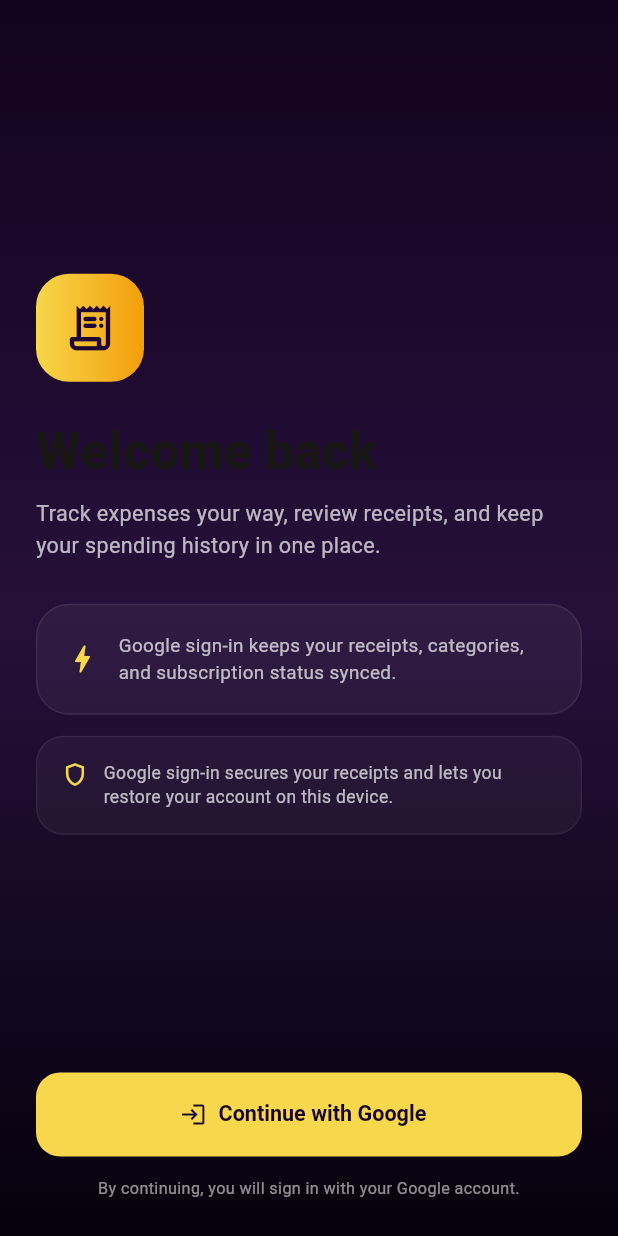
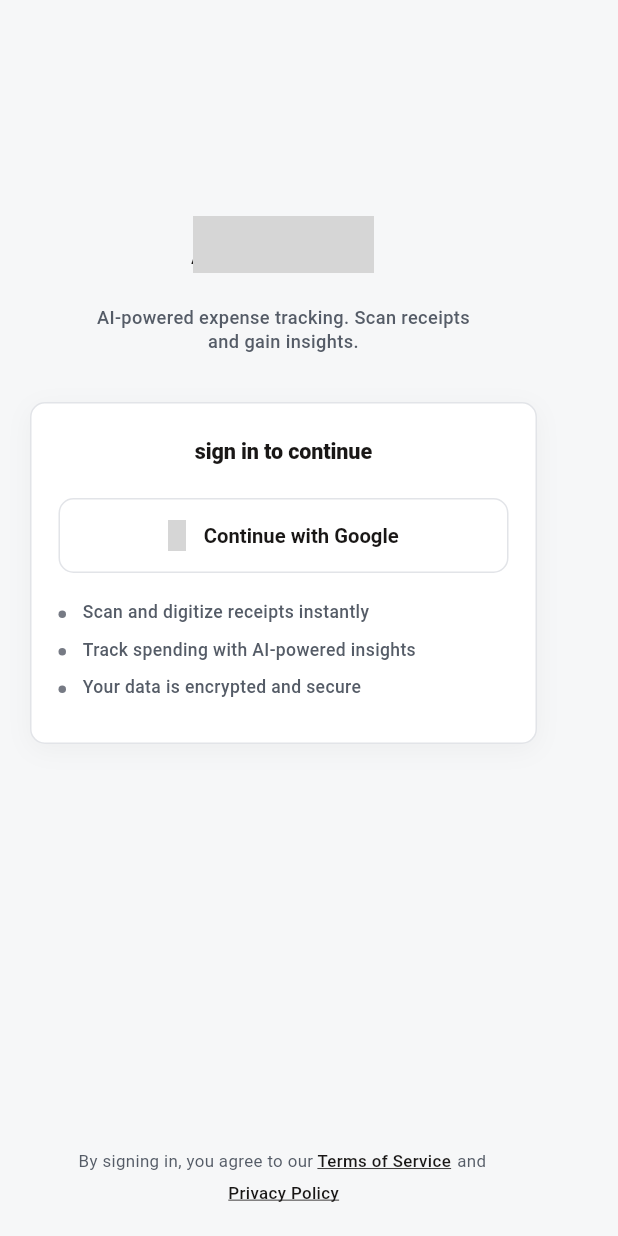
Before and after one commit to fotapol/ai-expense-tracker, a Flutter app: the screen it shows after launch, on a phone screen of 412 x 824 dp. Run offline on Flutter 3.47's test engine with Material 3 defaults, Android fonts, the phone set to English and light mode, and no system bars; our stand-ins replace app_links, file_picker, firebase_auth, firebase_core, fl_chart, flutter_dotenv and 8 more; missing offline and left inert: currency_picker, google_mlkit_language_id, google_mlkit_translation, purchases_flutter; accounts and stored records are empty; grey boxes are pictures that could not be loaded.

Commit message:
fix(app): change default theme mode to system and update login screen layout

```diff
--- a/expense_tracker_app/lib/core/theme_provider.dart
+++ b/expense_tracker_app/lib/core/theme_provider.dart
@@ -120,7 +120,7 @@ class ThemeProvider extends ChangeNotifier {
 
   final math.Random _random;
 
-  ThemeMode _themeMode = ThemeMode.light;
+  ThemeMode _themeMode = ThemeMode.system;
   String _fontSizeId = '100';
   String _accentId = appAccentMix;
   AppLabelColorMode _labelColorMode = AppLabelColorMode.raw;
@@ -560,7 +560,7 @@ class ThemeProvider extends ChangeNotifier {
       case 2:
         return ThemeMode.dark;
       default:
-        return ThemeMode.light;
+        return ThemeMode.system;
     }
   }
 
--- a/expense_tracker_app/lib/screens/login_screen.dart
+++ b/expense_tracker_app/lib/screens/login_screen.dart
@@ -3,10 +3,13 @@ import 'package:flutter/material.dart';
 import 'package:google_sign_in/google_sign_in.dart';
 
 import '../core/launch_error_copy.dart';
+import '../core/redesign_system.dart';
 import '../core/revenuecat_service.dart';
 import '../core/session_invalidation.dart';
 import '../l10n/app_localizations.dart';
 import 'main_screen.dart';
+import 'privacy_policy_screen.dart';
+import 'terms_of_service_screen.dart';
 
 class LoginScreen extends StatefulWidget {
   const LoginScreen({super.key});
@@ -77,204 +80,452 @@ class _LoginScreenState extends State<LoginScreen> {
     }
   }
 
+  void _openTerms() {
+    Navigator.of(
+      context,
+    ).push(MaterialPageRoute(builder: (_) => const TermsOfServiceScreen()));
+  }
+
+  void _openPrivacy() {
+    Navigator.of(
+      context,
+    ).push(MaterialPageRoute(builder: (_) => const PrivacyPolicyScreen()));
+  }
+
   @override
   Widget build(BuildContext context) {
+    final compactHeight = MediaQuery.sizeOf(context).height < 690;
+
     return Scaffold(
-      body: Container(
-        decoration: const BoxDecoration(
-          gradient: LinearGradient(
-            begin: Alignment.topCenter,
-            end: Alignment.bottomCenter,
-            colors: [Color(0xFF12031F), Color(0xFF26103A), Color(0xFF06010C)],
-          ),
-        ),
-        child: SafeArea(
-          child: Padding(
-            padding: const EdgeInsets.all(24),
-            child: Column(
-              crossAxisAlignment: CrossAxisAlignment.start,
-              children: [
-                const Spacer(),
-                Container(
-                  width: 72,
-                  height: 72,
-                  decoration: BoxDecoration(
-                    borderRadius: BorderRadius.circular(22),
-                    gradient: const LinearGradient(
-                      colors: [Color(0xFFF7D74B), Color(0xFFF59E0B)],
+      backgroundColor: ShellStyles.background(context),
+      body: SafeArea(
+        child: LayoutBuilder(
+          builder: (context, constraints) {
+            return SingleChildScrollView(
+              child: ConstrainedBox(
+                constraints: BoxConstraints(minHeight: constraints.maxHeight),
+                child: IntrinsicHeight(
+                  child: Padding(
+                    padding: EdgeInsets.fromLTRB(
+                      20,
+                      compactHeight ? 28 : 64,
+                      20,
+                      18,
                     ),
-                  ),
-                  child: const Icon(
-                    Icons.receipt_long_rounded,
-                    size: 36,
-                    color: Color(0xFF200532),
-                  ),
-                ),
-                const SizedBox(height: 28),
-                Text(
-                  context.tr('login_welcome_title'),
-                  style: const TextStyle(
-                    fontSize: 38,
-                    fontWeight: FontWeight.w900,
-                    height: 1.05,
-                  ),
-                ),
-                const SizedBox(height: 14),
-                Text(
-                  context.tr('login_welcome_description'),
-                  style: const TextStyle(
-                    color: Colors.white70,
-                    fontSize: 16,
-                    height: 1.45,
-                  ),
-                ),
-                const SizedBox(height: 28),
-                Container(
-                  padding: const EdgeInsets.all(18),
-                  decoration: BoxDecoration(
-                    color: Colors.white.withAlpha(12),
-                    borderRadius: BorderRadius.circular(22),
-                    border: Border.all(color: Colors.white.withAlpha(20)),
-                  ),
-                  child: Row(
-                    children: [
-                      const Icon(Icons.bolt_rounded, color: Color(0xFFF7D74B)),
-                      const SizedBox(width: 12),
-                      Expanded(
-                        child: Text(
-                          context.tr('login_feature_highlight'),
-                          style: const TextStyle(color: Colors.white70),
+                    child: Column(
+                      children: [
+                        SizedBox(height: compactHeight ? 8 : 80),
+                        const _BrandLockup(),
+                        SizedBox(height: compactHeight ? 24 : 32),
+                        _SignInCard(
+                          isLoading: _isLoading,
+                          onSignIn: _isLoading ? null : _signInWithGoogle,
                         ),
-                      ),
-                    ],
-                  ),
-                ),
-                const SizedBox(height: 14),
-                Container(
-                  padding: const EdgeInsets.all(16),
-                  decoration: BoxDecoration(
-                    color: Colors.white.withAlpha(10),
-                    borderRadius: BorderRadius.circular(18),
-                    border: Border.all(color: Colors.white.withAlpha(16)),
-                  ),
-                  child: const Row(
-                    crossAxisAlignment: CrossAxisAlignment.start,
-                    children: [
-                      Icon(
-                        Icons.shield_outlined,
-                        color: Color(0xFFF7D74B),
-                        size: 18,
-                      ),
-                      SizedBox(width: 10),
-                      Expanded(
-                        child: Text(
-                          'Google sign-in secures your receipts and lets you restore your account on this device.',
-                          style: TextStyle(
-                            color: Colors.white70,
-                            fontSize: 13,
-                            height: 1.35,
+                        if (_sessionNotice != null) ...[
+                          const SizedBox(height: 14),
+                          _LoginMessageCard(
+                            icon: Icons.info_outline,
+                            message: _sessionNotice!,
+                            tone: _LoginMessageTone.info,
                           ),
-                        ),
-                      ),
-                    ],
-                  ),
-                ),
-                if (_sessionNotice != null) ...[
-                  const SizedBox(height: 14),
-                  Container(
-                    padding: const EdgeInsets.all(16),
-                    decoration: BoxDecoration(
-                      color: Colors.white.withAlpha(10),
-                      borderRadius: BorderRadius.circular(18),
-                      border: Border.all(color: Colors.white.withAlpha(16)),
-                    ),
-                    child: Row(
-                      crossAxisAlignment: CrossAxisAlignment.start,
-                      children: [
-                        const Icon(
-                          Icons.info_outline,
-                          color: Color(0xFFF7D74B),
-                          size: 18,
-                        ),
-                        const SizedBox(width: 10),
-                        Expanded(
-                          child: Text(
-                            _sessionNotice!,
-                            style: const TextStyle(
-                              color: Colors.white70,
-                              fontSize: 13,
-                              height: 1.35,
-                            ),
+                        ],
+                        if (_errorMessage != null) ...[
+                          const SizedBox(height: 14),
+                          _LoginMessageCard(
+                            icon: Icons.error_outline,
+                            message: _errorMessage!,
+                            tone: _LoginMessageTone.error,
                           ),
+                        ],
+                        const Spacer(),
+                        SizedBox(height: compactHeight ? 42 : 88),
+                        _LegalFooter(
+                          onOpenTerms: _openTerms,
+                          onOpenPrivacy: _openPrivacy,
                         ),
                       ],
                     ),
                   ),
-                ],
-                if (_errorMessage != null) ...[
-                  const SizedBox(height: 16),
-                  Container(
-                    width: double.infinity,
-                    padding: const EdgeInsets.all(14),
-                    decoration: BoxDecoration(
-                      color: const Color(0xFF7C1F2B).withAlpha(180),
-                      borderRadius: BorderRadius.circular(18),
-                      border: Border.all(color: Colors.white.withAlpha(14)),
-                    ),
-                    child: Row(
-                      crossAxisAlignment: CrossAxisAlignment.start,
-                      children: [
-                        const Icon(
-                          Icons.info_outline,
-                          color: Colors.white,
-                          size: 18,
-                        ),
-                        const SizedBox(width: 10),
-                        Expanded(
-                          child: Text(
-                            _errorMessage!,
-                            style: const TextStyle(
-                              color: Colors.white,
-                              fontSize: 13,
-                              height: 1.35,
-                            ),
-                          ),
-                        ),
-                      ],
-                    ),
+                ),
+              ),
+            );
+          },
+        ),
+      ),
+    );
+  }
+}
+
+class _BrandLockup extends StatelessWidget {
+  const _BrandLockup();
+
+  @override
+  Widget build(BuildContext context) {
+    return Column(
+      children: [
+        Image.asset(
+          'assets/brand/logo-login.png',
+          width: 176,
+          fit: BoxFit.contain,
+          filterQuality: FilterQuality.high,
+          errorBuilder: (_, _, _) => const _TextBrandLogo(),
+        ),
+        const SizedBox(height: 22),
+        ConstrainedBox(
+          constraints: const BoxConstraints(maxWidth: 270),
+          child: Text(
+            'AI-powered expense tracking. Scan receipts and gain insights.',
+            textAlign: TextAlign.center,
+            style: TextStyle(
+              color: ShellStyles.textSecondary(context),
+              fontSize: 13.5,
+              height: 1.35,
+              fontWeight: FontWeight.w500,
+            ),
+          ),
+        ),
+      ],
+    );
+  }
+}
+
+class _TextBrandLogo extends StatelessWidget {
+  const _TextBrandLogo();
+
+  @override
+  Widget build(BuildContext context) {
+    final accentTone = ShellStyles.accentTone(context);
+    final logoColor = ShellStyles.textPrimary(context);
+    final dollarColor = Color.lerp(
+      ShellStyles.warningPremium(context),
+      accentTone.base,
+      ShellStyles.isDark(context) ? 0.22 : 0.34,
+    )!;
+
+    return Row(
+      mainAxisSize: MainAxisSize.min,
+      crossAxisAlignment: CrossAxisAlignment.center,
+      children: [
+        Text(
+          'AI',
+          style: TextStyle(
+            color: logoColor,
+            fontSize: 42,
+            height: 0.95,
+            letterSpacing: -2.7,
+            fontWeight: FontWeight.w900,
+          ),
+        ),
+        Text(
+          r'$',
+          style: TextStyle(
+            color: dollarColor,
+            fontSize: 45,
+            height: 0.95,
+            letterSpacing: -2.4,
+            fontWeight: FontWeight.w900,
+          ),
+        ),
+        const SizedBox(width: 5),
+        Text(
+          'expense\ntracker',
+          style: TextStyle(
+            color: logoColor,
+            fontSize: 19,
+            height: 1.05,
+            fontWeight: FontWeight.w800,
+            letterSpacing: -0.3,
+          ),
+        ),
+      ],
+    );
+  }
+}
+
+class _GoogleLogo extends StatelessWidget {
+  const _GoogleLogo();
+
+  @override
+  Widget build(BuildContext context) {
+    return Image.asset(
+      'assets/auth/google_g.png',
+      width: 19,
+      height: 19,
+      fit: BoxFit.contain,
+      filterQuality: FilterQuality.high,
+      errorBuilder: (_, _, _) => Text(
+        'G',
+        style: TextStyle(
+          color: const Color(0xFF4285F4),
+          fontSize: 20,
+          fontWeight: FontWeight.w800,
+          letterSpacing: -0.6,
+        ),
+      ),
+    );
+  }
+}
+
+class _SignInCard extends StatelessWidget {
+  const _SignInCard({required this.isLoading, required this.onSignIn});
+
+  final bool isLoading;
+  final VoidCallback? onSignIn;
+
+  @override
+  Widget build(BuildContext context) {
+    return ConstrainedBox(
+      constraints: const BoxConstraints(maxWidth: 338),
+      child: Container(
+        width: double.infinity,
+        padding: const EdgeInsets.fromLTRB(18, 22, 18, 20),
+        decoration: ShellStyles.cardDecoration(
+          context,
+          radius: 10,
+          color: ShellStyles.sectionBackground(context),
+        ),
+        child: Column(
+          children: [
+            Text(
+              'sign in to continue',
+              style: TextStyle(
+                color: ShellStyles.textPrimary(context),
+                fontSize: 16,
+                fontWeight: FontWeight.w800,
+                letterSpacing: -0.1,
+              ),
+            ),
+            const SizedBox(height: 20),
+            _GoogleSignInButton(isLoading: isLoading, onPressed: onSignIn),
+            const SizedBox(height: 18),
+            const _LoginBenefit(text: 'Scan and digitize receipts instantly'),
+            const _LoginBenefit(
+              text: 'Track spending with AI-powered insights',
+            ),
+            const _LoginBenefit(text: 'Your data is encrypted and secure'),
+          ],
+        ),
+      ),
+    );
+  }
+}
+
+class _GoogleSignInButton extends StatelessWidget {
+  const _GoogleSignInButton({required this.isLoading, required this.onPressed});
+
+  final bool isLoading;
+  final VoidCallback? onPressed;
+
+  @override
+  Widget build(BuildContext context) {
+    final foreground = ShellStyles.textPrimary(context);
+
+    return SizedBox(
+      width: double.infinity,
+      height: 50,
+      child: OutlinedButton(
+        onPressed: onPressed,
+        style: OutlinedButton.styleFrom(
+          backgroundColor: ShellStyles.standardSurface(context),
+          foregroundColor: foreground,
+          disabledBackgroundColor: ShellStyles.inputSurface(context),
+          disabledForegroundColor: ShellStyles.textDisabled(context),
+          side: BorderSide(color: ShellStyles.border(context)),
+          shape: RoundedRectangleBorder(
+            borderRadius: BorderRadius.circular(10),
+          ),
+          elevation: 0,
+          textStyle: const TextStyle(fontSize: 15, fontWeight: FontWeight.w700),
+        ),
+        child: AnimatedSwitcher(
+          duration: const Duration(milliseconds: 180),
+          child: isLoading
+              ? SizedBox(
+                  key: const ValueKey('login-spinner'),
+                  width: 19,
+                  height: 19,
+                  child: CircularProgressIndicator(
+                    strokeWidth: 2.2,
+                    color: ShellStyles.accent(context),
                   ),
-                ],
-                const Spacer(),
-                FilledButton.icon(
-                  onPressed: _isLoading ? null : _signInWithGoogle,
-                  icon: _isLoading
-                      ? const SizedBox(
-                          width: 20,
-                          height: 20,
-                          child: CircularProgressIndicator(strokeWidth: 2),
-                        )
-                      : const Icon(Icons.login),
-                  label: Text(context.tr('login_continue_google')),
-                  style: FilledButton.styleFrom(
-                    minimumSize: const Size.fromHeight(56),
-                    backgroundColor: const Color(0xFFF7D74B),
-                    foregroundColor: const Color(0xFF190527),
-                    textStyle: const TextStyle(
-                      fontWeight: FontWeight.w700,
-                      fontSize: 16,
-                    ),
-                  ),
+                )
+              : Row(
+                  key: const ValueKey('login-google-label'),
+                  mainAxisSize: MainAxisSize.min,
+                  children: [
+                    const _GoogleLogo(),
+                    const SizedBox(width: 12),
+                    Text(context.tr('login_continue_google')),
+                  ],
                 ),
-                const SizedBox(height: 14),
-                Center(
-                  child: Text(
-                    context.tr('login_footer_note'),
-                    textAlign: TextAlign.center,
-                    style: const TextStyle(color: Colors.white54, fontSize: 12),
-                  ),
+        ),
+      ),
+    );
+  }
+}
+
+class _LoginBenefit extends StatelessWidget {
+  const _LoginBenefit({required this.text});
+
+  final String text;
+
+  @override
+  Widget build(BuildContext context) {
+    return Padding(
+      padding: const EdgeInsets.only(bottom: 9),
+      child: Row(
+        crossAxisAlignment: CrossAxisAlignment.start,
+        children: [
+          Padding(
+            padding: const EdgeInsets.only(top: 7),
+            child: Container(
+              width: 5,
+              height: 5,
+              decoration: BoxDecoration(
+                color: ShellStyles.textMuted(context),
+                shape: BoxShape.circle,
+              ),
+            ),
+          ),
+          const SizedBox(width: 11),
+          Expanded(
+            child: Text(
+              text,
+              style: TextStyle(
+                color: ShellStyles.textSecondary(context),
+                fontSize: 13,
+                height: 1.35,
+                fontWeight: FontWeight.w500,
+              ),
+            ),
+          ),
+        ],
+      ),
+    );
+  }
+}
+
+enum _LoginMessageTone { info, error }
+
+class _LoginMessageCard extends StatelessWidget {
+  const _LoginMessageCard({
+    required this.icon,
+    required this.message,
+    required this.tone,
+  });
+
+  final IconData icon;
+  final String message;
+  final _LoginMessageTone tone;
+
+  @override
+  Widget build(BuildContext context) {
+    final toneColor = tone == _LoginMessageTone.error
+        ? ShellStyles.error(context)
+        : ShellStyles.info(context);
+
+    return ConstrainedBox(
+      constraints: const BoxConstraints(maxWidth: 338),
+      child: Container(
+        width: double.infinity,
+        padding: const EdgeInsets.all(14),
+        decoration: BoxDecoration(
+          color: toneColor.withAlpha(ShellStyles.isDark(context) ? 32 : 18),
+          borderRadius: BorderRadius.circular(14),
+          border: Border.all(color: toneColor.withAlpha(70)),
+        ),
+        child: Row(
+          crossAxisAlignment: CrossAxisAlignment.start,
+          children: [
+            Icon(icon, color: toneColor, size: 19),
+            const SizedBox(width: 10),
+            Expanded(
+              child: Text(
+                message,
+                style: TextStyle(
+                  color: ShellStyles.textPrimary(context),
+                  fontSize: 12.5,
+                  height: 1.4,
+                  fontWeight: FontWeight.w500,
                 ),
-              ],
+              ),
             ),
+          ],
+        ),
+      ),
+    );
+  }
+}
+
+class _LegalFooter extends StatelessWidget {
+  const _LegalFooter({required this.onOpenTerms, required this.onOpenPrivacy});
+
+  final VoidCallback onOpenTerms;
+  final VoidCallback onOpenPrivacy;
+
+  @override
+  Widget build(BuildContext context) {
+    final muted = ShellStyles.textSecondary(context);
+    final linkColor = ShellStyles.textPrimary(context);
+
+    return ConstrainedBox(
+      constraints: const BoxConstraints(maxWidth: 338),
+      child: Wrap(
+        alignment: WrapAlignment.center,
+        crossAxisAlignment: WrapCrossAlignment.center,
+        children: [
+          Text(
+            'By signing in, you agree to our ',
+            textAlign: TextAlign.center,
+            style: TextStyle(color: muted, fontSize: 12.5, height: 1.35),
+          ),
+          _LegalLink(
+            label: context.tr('settings_terms_of_service'),
+            color: linkColor,
+            onTap: onOpenTerms,
+          ),
+          Text(
+            ' and ',
+            style: TextStyle(color: muted, fontSize: 12.5, height: 1.35),
+          ),
+          _LegalLink(
+            label: context.tr('settings_privacy_policy'),
+            color: linkColor,
+            onTap: onOpenPrivacy,
+          ),
+        ],
+      ),
+    );
+  }
+}
+
+class _LegalLink extends StatelessWidget {
+  const _LegalLink({
+    required this.label,
+    required this.color,
+    required this.onTap,
+  });
+
+  final String label;
+  final Color color;
+  final VoidCallback onTap;
+
+  @override
+  Widget build(BuildContext context) {
+    return InkWell(
+      onTap: onTap,
+      borderRadius: BorderRadius.circular(6),
+      child: Padding(
+        padding: const EdgeInsets.symmetric(horizontal: 1, vertical: 3),
+        child: Text(
+          label,
+          style: TextStyle(
+            color: color,
+            fontSize: 12.5,
+            height: 1.35,
+            decoration: TextDecoration.underline,
+            decorationColor: color,
+            fontWeight: FontWeight.w500,
           ),
         ),
       ),
```
